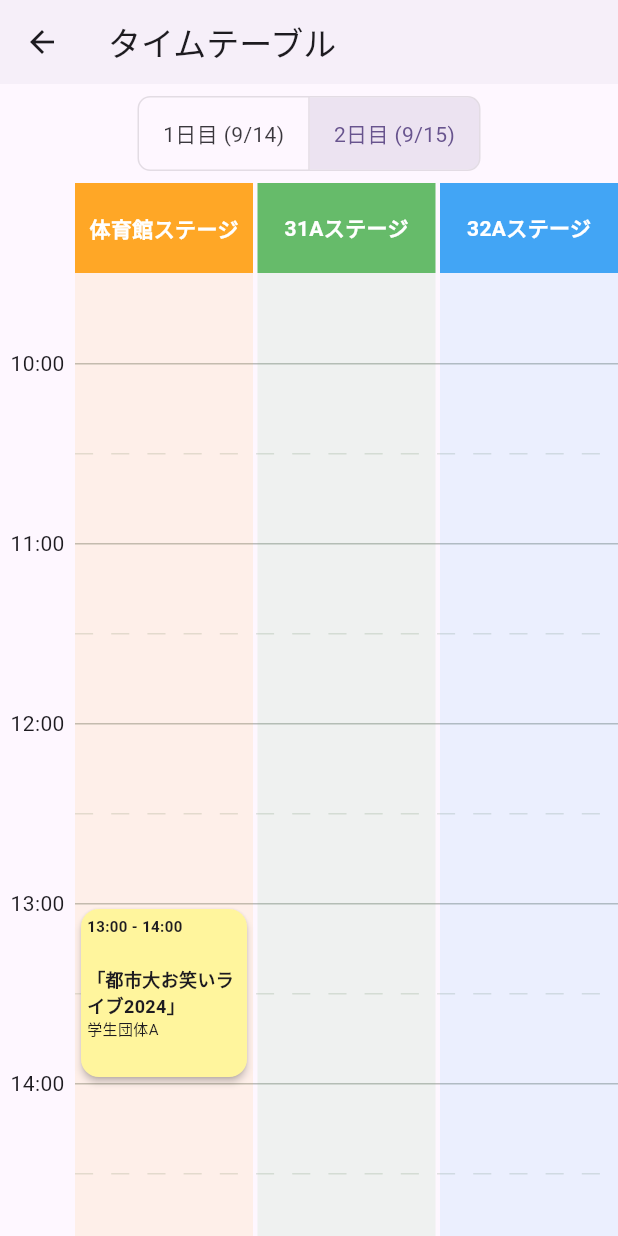
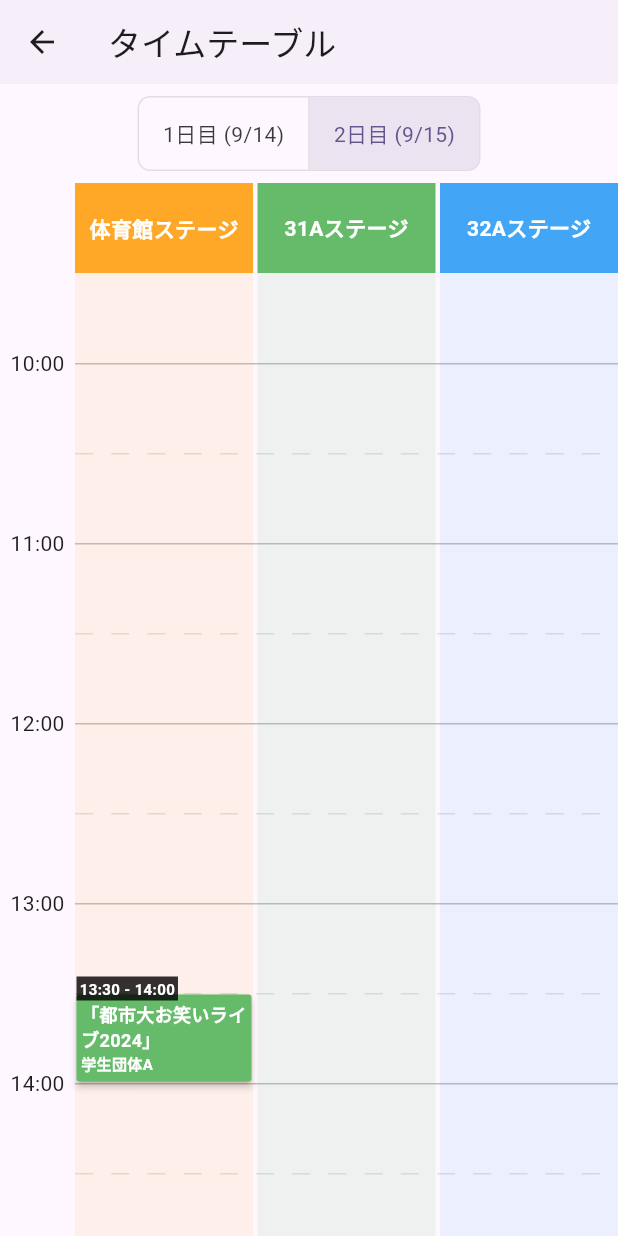
Before and after one commit to Yokohamafest/29th-yfa-app, a Flutter app: the TimetableScreen screen opened directly, after a tap on "2日目 (9/15)", on a phone screen of 412 x 824 dp. Run offline on Flutter 3.47's test engine with Material 3 defaults, Android fonts, the phone set to English and light mode, and no system bars; our stand-ins replace shared_preferences; accounts and stored records are empty.

Commit message:
タイムテーブル画面の企画カードのUIを変更

```diff
--- a/lib/data/dummy_events.dart
+++ b/lib/data/dummy_events.dart
@@ -14,7 +14,7 @@ final List<EventItem> dummyEvents = [
     location: '体育館ステージ',
     category: EventCategory.stage,
     date: FestivalDay.dayTwo,
-    startTime: DateTime(2025, 9, 15, 13, 0),
+    startTime: DateTime(2025, 9, 15, 13, 30),
     endTime: DateTime(2025, 9, 15, 14, 0),
   ),
 
--- a/lib/screens/timetable_screen.dart
+++ b/lib/screens/timetable_screen.dart
@@ -184,10 +184,9 @@ class _TimetableScreenState extends State<TimetableScreen> {
     }).toList();
 
     return Expanded(
-      // 【変更点②】SizedBoxをContainerで囲み、背景色を設定
       child: Container(
         // ヘッダーの背景色を少し薄くして使用
-        color: backgroundColor.withOpacity(0.1),
+        color: backgroundColor.withAlpha(25),
         child: SizedBox(
           height: (21 - 10) * _hourHeight,
           child: Stack(
@@ -204,7 +203,6 @@ class _TimetableScreenState extends State<TimetableScreen> {
 
               return Positioned(
                 top: topPosition + 60,
-                // 【変更点③】左右の余白を調整
                 left: 0,
                 right: 0,
                 height: cardHeight,
@@ -221,15 +219,30 @@ class _TimetableScreenState extends State<TimetableScreen> {
 // --- タイムテーブル専用の企画カードウィジェット ---
 class _TimetableEventCard extends StatelessWidget {
   final EventItem event;
-  // TODO: お気に入り機能の連携
   const _TimetableEventCard({required this.event});
 
   @override
   Widget build(BuildContext context) {
     final formatter = DateFormat('HH:mm');
+
+    // 【変更点①】企画の時間の長さを分で計算
+    final durationInMinutes = event.endTime!
+        .difference(event.startTime!)
+        .inMinutes;
+
+    // 【変更点②】時間の長さに応じて、表示する行数を計算
+    // 30分ごとのブロック数を計算（例: 40分ならceil(1.33)で2ブロック、60分ならceil(2.0)で2ブロック）
+    final thirtyMinuteBlocks = (durationInMinutes / 30).ceil();
+    // 最低でも1ブロック（タイトル2行、団体名1行）は表示
+    final titleMaxLines = math.max(2, thirtyMinuteBlocks * 2);
+    final groupNameMaxLines = math.max(1, thirtyMinuteBlocks * 1);
+
     return Card(
-      color: Colors.yellow[200], // 参考画像に合わせた色
+      color: Colors.green.shade400,
       elevation: 2.0,
+      margin: const EdgeInsets.all(1.0),
+      shape: RoundedRectangleBorder(borderRadius: BorderRadius.circular(2)),
+      clipBehavior: Clip.none,
       child: InkWell(
         onTap: () {
           Navigator.push(
@@ -239,36 +252,62 @@ class _TimetableEventCard extends StatelessWidget {
             ),
           );
         },
-        child: Padding(
-          padding: const EdgeInsets.all(4.0),
+        child: Stack(
+          clipBehavior: Clip.none,
+          children: [
+            Padding(
+              padding: const EdgeInsets.all(3.0),
               child: Column(
+                mainAxisAlignment: MainAxisAlignment.center,
                 crossAxisAlignment: CrossAxisAlignment.start,
                 children: [
-              // ⑦ 開始・終了時刻
-              Text(
-                '${formatter.format(event.startTime!)} - ${formatter.format(event.endTime!)}',
-                style: const TextStyle(
-                  fontSize: 10,
-                  fontWeight: FontWeight.bold,
-                ),
-              ),
-              const Spacer(),
-              // ⑤ 企画タイトル
+                  //const SizedBox(height: 12),
                   Text(
                     event.title,
                     style: const TextStyle(
                       fontSize: 12,
                       fontWeight: FontWeight.bold,
+                      color: Colors.white,
+                    ),
+                    overflow: TextOverflow.ellipsis,
+                    // 【変更点③】計算した行数を適用
+                    maxLines: titleMaxLines,
+                  ),
+                  if (event.groupName.isNotEmpty)
+                    Text(
+                      event.groupName,
+                      style: const TextStyle(
+                        fontSize: 10,
+                        color: Colors.white,
+                        fontWeight: FontWeight.bold,
+                      ),
+                      overflow: TextOverflow.ellipsis,
+                      // 【変更点④】計算した行数を適用
+                      maxLines: groupNameMaxLines,
+                    ),
+                ],
               ),
             ),
-              // ⑤ 団体名（省略可能）
-              if (event.groupName.isNotEmpty)
-                Text(event.groupName, style: const TextStyle(fontSize: 10)),
-              const Spacer(),
-              // ⑤ お気に入りボタン（省略可能）
-              // Align(alignment: Alignment.bottomRight, child: Icon(Icons.favorite_border, size: 14)),
+            Positioned(
+              top: -12,
+              left: 0,
+              child: Container(
+                padding: const EdgeInsets.symmetric(
+                  horizontal: 2.0,
+                  vertical: 1.0,
+                ),
+                color: Colors.black.withAlpha(204),
+                child: Text(
+                  '${formatter.format(event.startTime!)} - ${formatter.format(event.endTime!)}',
+                  style: const TextStyle(
+                    fontSize: 10,
+                    fontWeight: FontWeight.bold,
+                    color: Colors.white,
+                  ),
+                ),
+              ),
+            ),
           ],
-          ),
         ),
       ),
     );
```
Lines whose indentation alone changed are shown as unchanged.
